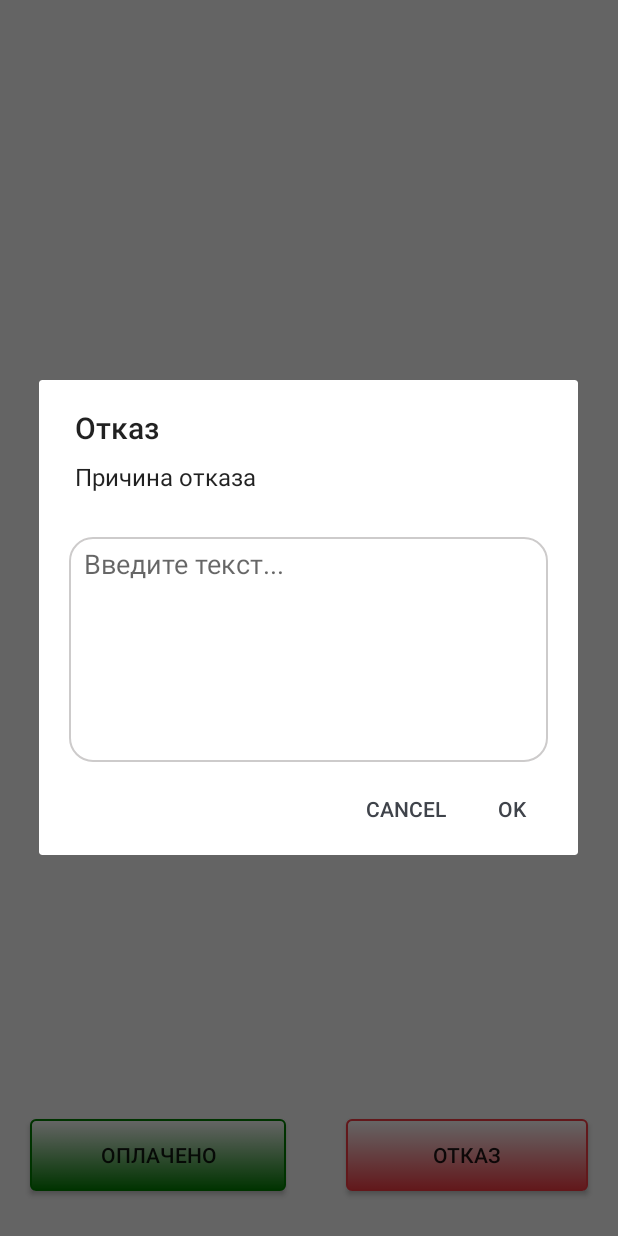
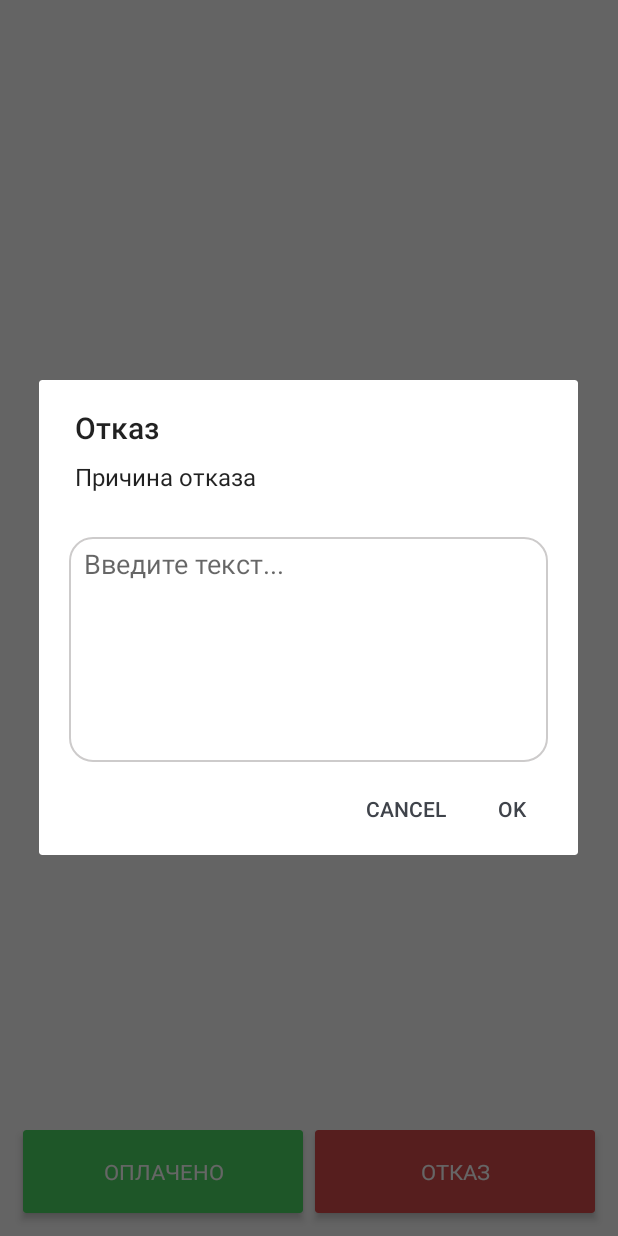
Before and after one commit to Std1o/AIOForDrivers2019, an Android app: the TimerActivity screen opened directly, with no data from a screen before it, after a tap on "ОТКАЗ", on a phone screen of 412 x 824 dp. Run offline under Robolectric (Android 15) with nearby library versions, the phone set to English and light mode, and no system bars; our stand-ins replace RxJava, Volley; network calls fail; 1 other tap on this screen came first.

Commit message:
update timer

```diff
--- a/app/src/main/java/com/stdio/aiofordrivers2019/TimerActivity.java
+++ b/app/src/main/java/com/stdio/aiofordrivers2019/TimerActivity.java
@@ -14,6 +14,7 @@ import android.widget.Toast;
 import androidx.annotation.NonNull;
 import androidx.appcompat.app.AlertDialog;
 import androidx.appcompat.app.AppCompatActivity;
+import androidx.cardview.widget.CardView;
 
 import com.android.volley.AuthFailureError;
 import com.android.volley.Request;
@@ -39,7 +40,7 @@ import io.reactivex.disposables.CompositeDisposable;
 import io.reactivex.observers.DisposableObserver;
 import io.reactivex.schedulers.Schedulers;
 
-public class TimerActivity extends AppCompatActivity {
+public class TimerActivity extends AppCompatActivity implements View.OnClickListener {
 
     private final CompositeDisposable disposables = new CompositeDisposable();
 
@@ -88,7 +89,7 @@ public class TimerActivity extends AppCompatActivity {
         }
         Log.e("666", minutPrice + " " + orderPrice + " " + order + " " + waitMinut);
         tvPrice.setText("Стоимость доставки: " + (orderPrice + waitPrice));
-        doSomeWork();
+        setButtonsOnClick();
     }
 
     @Override
@@ -108,10 +109,10 @@ public class TimerActivity extends AppCompatActivity {
     }
 
     @Override
-    public void onPause() {
+    protected void onStop() {
         disposables.clear(); // clearing it : do not emit after destroy
         startService(intentService);
-        super.onPause();
+        super.onStop();
     }
 
     @Override
@@ -149,7 +150,8 @@ public class TimerActivity extends AppCompatActivity {
 
             @Override
             public void onNext(Long value) {
-                seconds += 1;
+                System.out.println(seconds);
+                seconds++;
                 if (seconds >= 60) {
                     minutes++;
                     seconds = seconds % 60;
@@ -176,6 +178,13 @@ public class TimerActivity extends AppCompatActivity {
         };
     }
 
+    private void setButtonsOnClick() {
+        CardView btnComplete, btnCancel;
+        btnComplete = findViewById(R.id.btnComplete);
+        btnCancel = findViewById(R.id.btnCancel);
+        btnComplete.setOnClickListener(this);
+        btnCancel.setOnClickListener(this);
+    }
     public void onClick(View view) {
         switch (view.getId()) {
             case R.id.btnComplete:
--- a/app/src/main/res/layout/activity_order_review.xml
+++ b/app/src/main/res/layout/activity_order_review.xml
@@ -211,6 +211,7 @@
                 android:layout_marginBottom="15dp"
                 android:layout_weight="1"
                 app:cardBackgroundColor="@color/main_green"
+                android:foreground="?selectableItemBackground"
                 app:cardElevation="3dp">
 
                 <TextView
@@ -235,6 +236,7 @@
                 android:layout_marginBottom="15dp"
                 android:layout_weight="1"
                 app:cardBackgroundColor="@color/red"
+                android:foreground="?selectableItemBackground"
                 app:cardElevation="3dp">
 
                 <TextView
--- a/app/src/main/res/layout/activity_timer.xml
+++ b/app/src/main/res/layout/activity_timer.xml
@@ -39,34 +39,61 @@
     </LinearLayout>
 
     <LinearLayout
+        android:id="@+id/layoutTakeOrderAuto"
         android:layout_width="match_parent"
         android:layout_height="wrap_content"
         android:layout_alignParentBottom="true"
-        android:layout_marginBottom="10dp">
+        android:orientation="horizontal">
 
-        <Button
+        <androidx.cardview.widget.CardView
             android:id="@+id/btnComplete"
-            android:layout_width="wrap_content"
-            android:layout_height="wrap_content"
-            android:layout_margin="20dp"
-            android:layout_marginTop="10dp"
+            android:layout_width="0dp"
+            android:layout_height="55dp"
+            android:layout_gravity="bottom"
+            android:layout_marginStart="15dp"
+            android:layout_marginEnd="4dp"
+            android:layout_marginBottom="15dp"
             android:layout_weight="1"
-            android:onClick="onClick"
-            android:background="@drawable/b_yes"
+            app:cardBackgroundColor="@color/main_green"
             android:foreground="?selectableItemBackground"
-            android:text="Оплачено" />
+            app:cardElevation="3dp">
 
-        <Button
+            <TextView
+                android:id="@+id/textTakeOrderAuto"
+                android:layout_width="match_parent"
+                android:layout_height="match_parent"
+                android:gravity="center"
+                android:text="Оплачено"
+                android:textAllCaps="true"
+                android:textColor="@color/white"
+                android:textScaleX="1.0357"
+                android:textSize="14dp" />
+        </androidx.cardview.widget.CardView>
+
+        <androidx.cardview.widget.CardView
             android:id="@+id/btnCancel"
-            android:layout_width="wrap_content"
-            android:layout_height="wrap_content"
-            android:layout_margin="20dp"
-            android:layout_marginTop="10dp"
+            android:layout_width="0dp"
+            android:layout_height="55dp"
+            android:layout_gravity="bottom"
+            android:layout_marginStart="4dp"
+            android:layout_marginEnd="15dp"
+            android:layout_marginBottom="15dp"
             android:layout_weight="1"
-            android:onClick="onClick"
-            android:background="@drawable/b_red"
+            app:cardBackgroundColor="@color/red"
             android:foreground="?selectableItemBackground"
-            android:text="Отказ" />
+            app:cardElevation="3dp">
+
+            <TextView
+                android:id="@+id/textDeclineOrder"
+                android:layout_width="match_parent"
+                android:layout_height="match_parent"
+                android:gravity="center"
+                android:text="Отказ"
+                android:textAllCaps="true"
+                android:textColor="@color/white"
+                android:textScaleX="1.0357"
+                android:textSize="14dp" />
+        </androidx.cardview.widget.CardView>
     </LinearLayout>
 
 </RelativeLayout>
```
